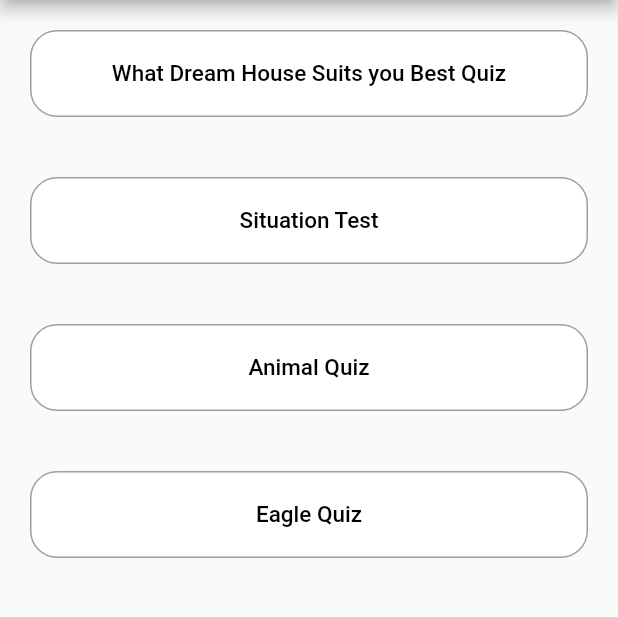
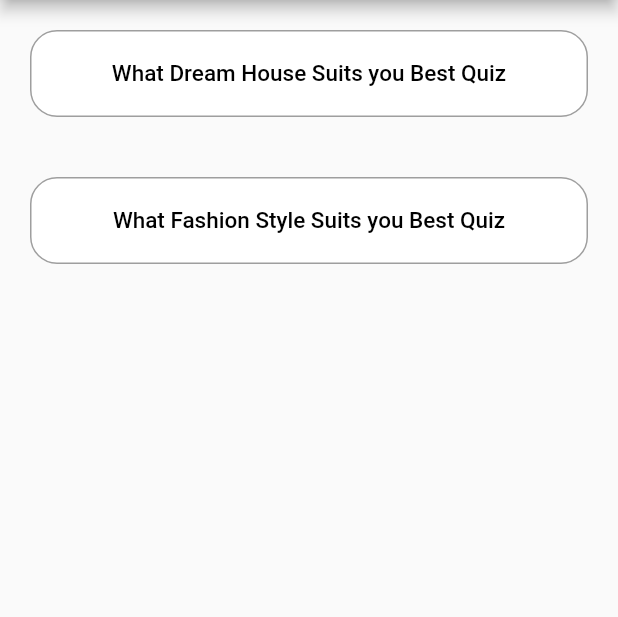
Before and after one commit to ShivamGoyal26/Personality-Quiz-App, a Flutter app: the screen it shows after launch, on a phone screen of 412 x 824 dp, the part 84-701 px from its top. Run offline on Flutter 3.47's test engine with Material 2 defaults, Android fonts, the phone set to English and light mode, and no system bars; Roboto replaces fonts that are missing (OpenSans).

Commit message:
8th commit

```diff
--- /dev/null
+++ b/lib/Fashion_Style_Quiz_Section/FashionStyleSection.dart
@@ -0,0 +1,27 @@
+import 'package:flutter/material.dart';
+
+class Fashion extends StatelessWidget {
+  @override
+  Widget build(BuildContext context) {
+    return Scaffold(
+      appBar: AppBar(
+        title: Text(
+          "Fashion Quiz",
+          style: TextStyle(fontSize: 18),
+        ),
+      ),
+      body: Text("fuck off"),
+      // body: _questionIndex < _personalitytriatquestions.length
+      //     ? Column(
+      //         children: <Widget>[
+      //           Perr(
+      //             perQue: _personalitytriatquestions,
+      //             perIndex: _questionIndex,
+      //             answer: _answerQuestion,
+      //           ),
+      //         ],
+      //       )
+          // : Result(_resetQuiz, _totalscore),
+    );
+  }
+}
--- a/lib/main.dart
+++ b/lib/main.dart
@@ -1,4 +1,5 @@
 import 'package:flutter/material.dart';
+import 'package:personality_quiz/Fashion_Style_Quiz_Section/FashionStyleSection.dart';
 import './Dream_House_Quiz_Section/DreamHouseSection.dart';
 
 void main() {
@@ -18,15 +19,19 @@ class MyApp extends StatefulWidget {
 }
 
 class _MyAppState extends State<MyApp> {
-  void excute() {
-    Navigator.push(context, MaterialPageRoute(builder: (context) => Crap()));
+  void excute(String id) {
+    if(id == 'house'){
+Navigator.push(context, MaterialPageRoute(builder: (context) => Crap()));
+    }
+    else{
+      Navigator.push(context, MaterialPageRoute(builder: (context) => Fashion()));
+    }
+
   }
 
   final getr = const [
-    "What Dream House Suits you Best Quiz",
-    "Situation Test",
-    "Animal Quiz",
-    "Eagle Quiz",
+    {'type': 'What Dream House Suits you Best Quiz', 'id': 'house'},
+    {'type': 'What Fashion Style Suits you Best Quiz', 'id': 'fashion'},
   ];
   @override
   Widget build(BuildContext context) {
@@ -41,7 +46,7 @@ class _MyAppState extends State<MyApp> {
                 margin: EdgeInsets.all(20),
                 child: FlatButton(
                   child: Text(
-                    val,
+                    val['type'],
                     style: TextStyle(fontSize: 15),
                   ),
                   shape: RoundedRectangleBorder(
@@ -50,7 +55,7 @@ class _MyAppState extends State<MyApp> {
                   color: Colors.white,
                   textColor: Colors.black,
                   padding: EdgeInsets.all(20.0),
-                  onPressed: excute,
+                  onPressed: (){excute(val['id']);},
                 ));
           }).toList(),
         ));
```
Also changed, not shown: lib/FrontPageBase.dart (added).
